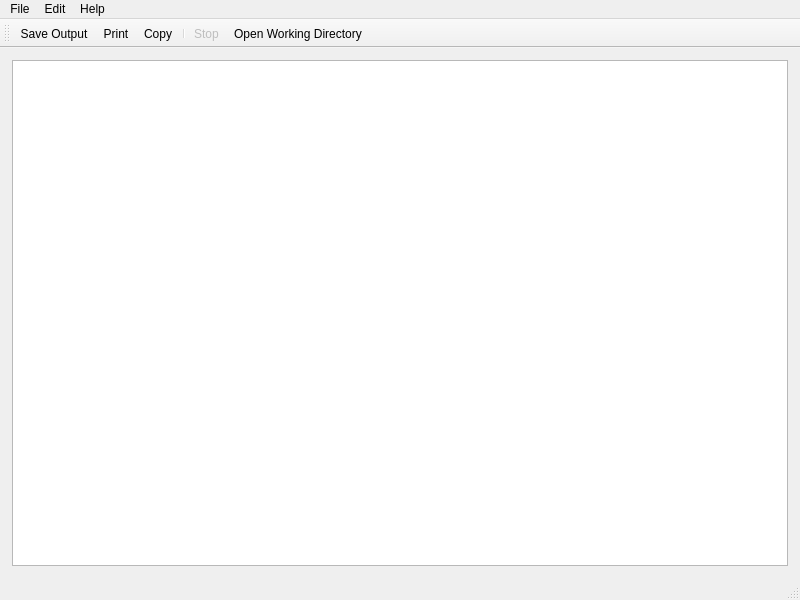
First picture: the form in ui/MainWindow.ui, repository kipr/computer, before the edit.
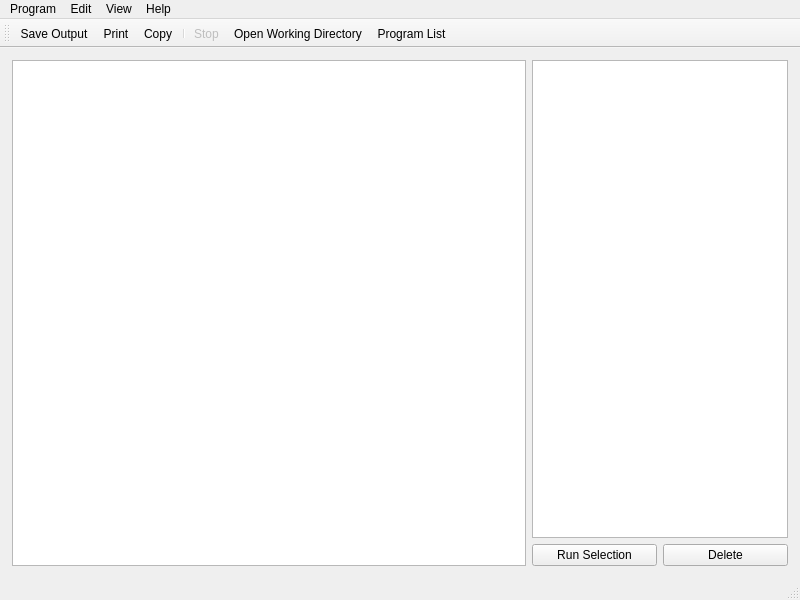
Second picture: the form after the edit. Icons and pictures are not drawn. Custom widgets are drawn as their Qt base class.

```diff
--- a/ui/MainWindow.ui
+++ b/ui/MainWindow.ui
@@ -14,9 +14,9 @@
    <string>Computer</string>
   </property>
   <widget class="QWidget" name="centralwidget">
-   <layout class="QVBoxLayout" name="verticalLayout">
+   <layout class="QHBoxLayout" name="horizontalLayout" stretch="1,0">
     <property name="spacing">
-     <number>0</number>
+     <number>-1</number>
     </property>
     <property name="margin">
      <number>12</number>
@@ -31,6 +31,50 @@
       </property>
      </widget>
     </item>
+    <item>
+     <widget class="QWidget" name="programWidget" native="true">
+      <layout class="QVBoxLayout" name="verticalLayout" stretch="0,0">
+       <property name="spacing">
+        <number>6</number>
+       </property>
+       <property name="margin">
+        <number>0</number>
+       </property>
+       <item>
+        <widget class="QListView" name="programList"/>
+       </item>
+       <item>
+        <layout class="QHBoxLayout" name="horizontalLayout_3">
+         <property name="spacing">
+          <number>-1</number>
+         </property>
+         <item>
+          <widget class="QPushButton" name="runButton">
+           <property name="text">
+            <string>Run Selection</string>
+           </property>
+           <property name="icon">
+            <iconset resource="../rc/icons.qrc">
+             <normaloff>:/icons/brick_go.png</normaloff>:/icons/brick_go.png</iconset>
+           </property>
+          </widget>
+         </item>
+         <item>
+          <widget class="QPushButton" name="deleteButton">
+           <property name="text">
+            <string>Delete</string>
+           </property>
+           <property name="icon">
+            <iconset resource="../rc/icons.qrc">
+             <normaloff>:/icons/brick_delete.png</normaloff>:/icons/brick_delete.png</iconset>
+           </property>
+          </widget>
+         </item>
+        </layout>
+       </item>
+      </layout>
+     </widget>
+    </item>
    </layout>
   </widget>
   <widget class="QMenuBar" name="menuBar">
@@ -39,14 +83,9 @@
      <x>0</x>
      <y>0</y>
      <width>800</width>
-     <height>25</height>
+     <height>22</height>
     </rect>
    </property>
-   <widget class="QMenu" name="menuFile">
-    <property name="title">
-     <string>File</string>
-    </property>
-   </widget>
    <widget class="QMenu" name="menuEdit">
     <property name="title">
      <string>Edit</string>
@@ -60,12 +99,39 @@
     </property>
     <addaction name="actionAbout"/>
    </widget>
-   <addaction name="menuFile"/>
+   <widget class="QMenu" name="menuView">
+    <property name="title">
+     <string>View</string>
+    </property>
+   </widget>
+   <widget class="QMenu" name="menuProgram">
+    <property name="title">
+     <string>Program</string>
+    </property>
+    <addaction name="actionRun"/>
+    <addaction name="actionStop"/>
+    <addaction name="separator"/>
+    <addaction name="actionImport"/>
+    <addaction name="actionExport"/>
+    <addaction name="separator"/>
+    <addaction name="actionSave"/>
+    <addaction name="actionPrint"/>
+    <addaction name="separator"/>
+    <addaction name="actionProgramList"/>
+   </widget>
+   <addaction name="menuProgram"/>
    <addaction name="menuEdit"/>
+   <addaction name="menuView"/>
    <addaction name="menuHelp"/>
   </widget>
   <widget class="QStatusBar" name="statusbar"/>
   <widget class="QToolBar" name="toolBar">
+   <property name="maximumSize">
+    <size>
+     <width>16777215</width>
+     <height>16777215</height>
+    </size>
+   </property>
    <property name="windowTitle">
     <string>toolBar</string>
    </property>
@@ -90,6 +156,7 @@
    <addaction name="separator"/>
    <addaction name="actionStop"/>
    <addaction name="actionOpenWorkingDirectory"/>
+   <addaction name="actionProgramList"/>
   </widget>
   <action name="actionSettings">
    <property name="icon">
@@ -160,6 +227,45 @@
     <string>Copy</string>
    </property>
   </action>
+  <action name="actionProgramList">
+   <property name="checkable">
+    <bool>true</bool>
+   </property>
+   <property name="icon">
+    <iconset resource="../rc/icons.qrc">
+     <normaloff>:/icons/application_side_list.png</normaloff>:/icons/application_side_list.png</iconset>
+   </property>
+   <property name="text">
+    <string>Program List</string>
+   </property>
+  </action>
+  <action name="actionRun">
+   <property name="icon">
+    <iconset resource="../rc/icons.qrc">
+     <normaloff>:/icons/brick_go.png</normaloff>:/icons/brick_go.png</iconset>
+   </property>
+   <property name="text">
+    <string>Run</string>
+   </property>
+  </action>
+  <action name="actionImport">
+   <property name="icon">
+    <iconset resource="../rc/icons.qrc">
+     <normaloff>:/icons/brick_add.png</normaloff>:/icons/brick_add.png</iconset>
+   </property>
+   <property name="text">
+    <string>Import</string>
+   </property>
+  </action>
+  <action name="actionExport">
+   <property name="icon">
+    <iconset resource="../rc/icons.qrc">
+     <normaloff>:/icons/folder_brick.png</normaloff>:/icons/folder_brick.png</iconset>
+   </property>
+   <property name="text">
+    <string>Export</string>
+   </property>
+  </action>
  </widget>
  <customwidgets>
   <customwidget>
```
Left out of the diff: 50 changed lines with no effect on the pictures.
